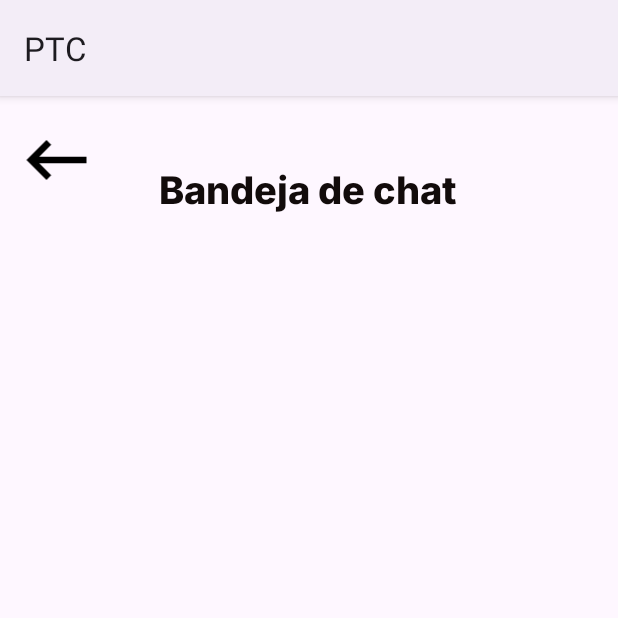
After one commit to Chamboa/Quickly, an Android app: the Bandeja_chat screen opened directly, with no data from a screen before it, on a phone screen of 412 x 824 dp, the top half of it. The commit adds this screen. Run offline under Robolectric (Android 15) with nearby library versions, the phone set to English and light mode, and no system bars.

Commit message:
Agregue pantalla de bandeja de entrada

```diff
--- a/app/build.gradle.kts
+++ b/app/build.gradle.kts
@@ -49,6 +49,10 @@ dependencies {
     implementation(libs.androidx.navigation.fragment.ktx)
     implementation(libs.androidx.navigation.ui.ktx)
     implementation(libs.androidx.activity)
+    implementation(files("libs\\mail.jar"))
+    implementation(files("libs\\additionnal.jar"))
+    implementation(files("libs\\activation.jar"))
+    implementation(files("libs\\activation.jar"))
     testImplementation(libs.junit)
     androidTestImplementation(libs.androidx.junit)
     androidTestImplementation(libs.androidx.espresso.core)
--- a/app/src/main/AndroidManifest.xml
+++ b/app/src/main/AndroidManifest.xml
@@ -12,6 +12,9 @@
         android:supportsRtl="true"
         android:theme="@style/Theme.PTC"
         tools:targetApi="31">
+        <activity
+            android:name=".Bandeja_chat"
+            android:exported="false" />
         <activity
             android:name=".Recuperar_contrasena"
             android:exported="false" />
--- /dev/null
+++ b/app/src/main/java/PTC/quickly/Bandeja_chat.kt
@@ -0,0 +1,20 @@
+package PTC.quickly
+
+import android.os.Bundle
+import androidx.activity.enableEdgeToEdge
+import androidx.appcompat.app.AppCompatActivity
+import androidx.core.view.ViewCompat
+import androidx.core.view.WindowInsetsCompat
+
+class Bandeja_chat : AppCompatActivity() {
+    override fun onCreate(savedInstanceState: Bundle?) {
+        super.onCreate(savedInstanceState)
+        enableEdgeToEdge()
+        setContentView(R.layout.activity_bandeja_chat)
+        ViewCompat.setOnApplyWindowInsetsListener(findViewById(R.id.main)) { v, insets ->
+            val systemBars = insets.getInsets(WindowInsetsCompat.Type.systemBars())
+            v.setPadding(systemBars.left, systemBars.top, systemBars.right, systemBars.bottom)
+            insets
+        }
+    }
+}
--- a/app/src/main/java/modelo/ClaseConexion.kt
+++ b/app/src/main/java/modelo/ClaseConexion.kt
@@ -18,12 +18,12 @@ class ClaseConexion {
             return connection*/
 
             //Conexion Gamboa
-             val url = "jdbc:oracle:thin@192.168.0.12:1521:xe"
+             /*val url = "jdbc:oracle:thin@192.168.0.12:1521:xe"
               val usuarioGamboa = "PTCbase"
               val contrasenaGamboa = "."
 
               val connection = DriverManager.getConnection(url, usuarioGamboa, contrasenaGamboa)
-              return connection
+              return connection*/
 
              //Conexion Ruth
              /*val url = "jdbc:oracle:thin@192.168.1.19:1521:xe"
@@ -34,12 +34,12 @@ class ClaseConexion {
                return connection*/
 
              //Conexion Samuel
-             /*val url = "jdbc:oracle:thin@192.168.1.19:1521:xe"
-               val usuarioSamuel = ""
-               val contrasenaSamuel = ""
+             val url = "jdbc:oracle:thin@192.168.1.19:1521:xe"
+               val usuarioSamuel = "SAMUElSS_DEVELOPER"
+               val contrasenaSamuel = "123456"
 
                val connection = DriverManager.getConnection(url, usuarioSamuel, contrasenaSamuel)
-               return connection*/
+               return connection
 
              //Conexion Mateo
              /*val url = "jdbc:oracle:thin@192.168.1.19:1521:xe"
--- /dev/null
+++ b/app/src/main/res/layout/activity_bandeja_chat.xml
@@ -0,0 +1,38 @@
+<?xml version="1.0" encoding="utf-8"?>
+<androidx.constraintlayout.widget.ConstraintLayout xmlns:android="http://schemas.android.com/apk/res/android"
+    xmlns:app="http://schemas.android.com/apk/res-auto"
+    xmlns:tools="http://schemas.android.com/tools"
+    android:id="@+id/main"
+    android:layout_width="wrap_content"
+    android:layout_height="match_parent"
+    tools:context=".Bandeja_chat">
+
+    <TextView
+        android:id="@+id/textView"
+        android:layout_width="wrap_content"
+        android:layout_height="wrap_content"
+        android:layout_marginStart="159dp"
+        android:layout_marginTop="44dp"
+        android:layout_marginEnd="159dp"
+        android:fontFamily="@font/inter_extrabold"
+        android:text="Bandeja de chat"
+        android:textColor="#120B0B"
+        android:textSize="25sp"
+        app:layout_constraintEnd_toEndOf="parent"
+        app:layout_constraintHorizontal_bias="0.504"
+        app:layout_constraintStart_toStartOf="parent"
+        app:layout_constraintTop_toTopOf="parent" />
+
+    <ImageView
+        android:id="@+id/imageView6"
+        android:layout_width="71dp"
+        android:layout_height="53dp"
+        android:layout_marginStart="35dp"
+        android:layout_marginTop="16dp"
+        android:layout_marginEnd="69dp"
+        app:layout_constraintEnd_toStartOf="@+id/textView"
+        app:layout_constraintHorizontal_bias="0.475"
+        app:layout_constraintStart_toStartOf="parent"
+        app:layout_constraintTop_toTopOf="parent"
+        app:srcCompat="@drawable/icregresar" />
+</androidx.constraintlayout.widget.ConstraintLayout>
--- a/app/src/main/res/values/themes.xml
+++ b/app/src/main/res/values/themes.xml
@@ -1,6 +1,6 @@
 <resources xmlns:tools="http://schemas.android.com/tools">
     <!-- Base application theme. -->
-    <style name="Base.Theme.PTC" parent="Theme.Material3.DayNight.NoActionBar">
+    <style name="Base.Theme.PTC" parent="Theme.Material3.DayNight">
         <!-- Customize your light theme here. -->
         <!-- <item name="colorPrimary">@color/my_light_primary</item> -->
     </style>
```
